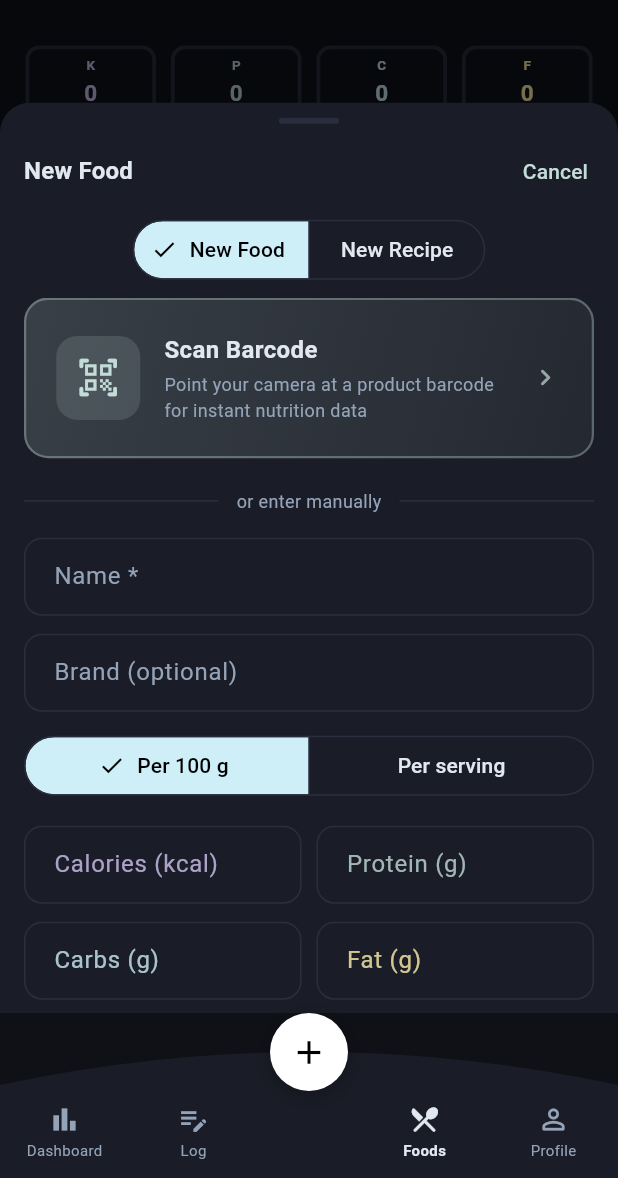
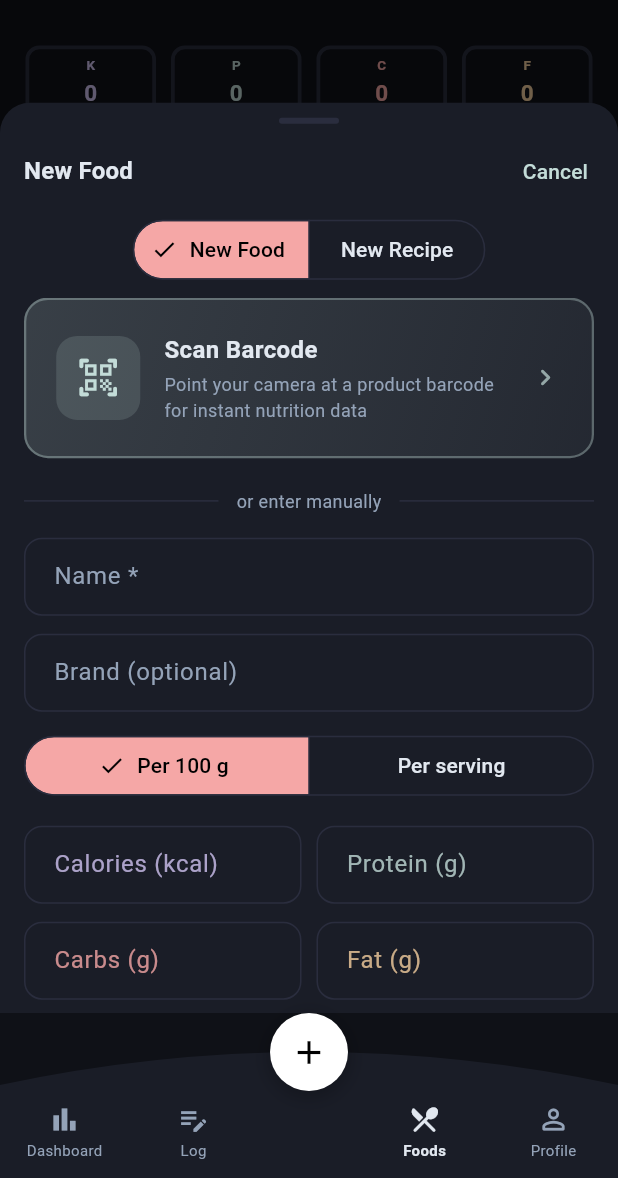
Before and after one commit to worldpeacemetta/WorldPeaceBuilder, a Flutter app: the FoodDbScreen screen opened by its route, after a tap on "New Food", on a phone screen of 412 x 824 dp, the part 58-1236 px from its top. Run offline on Flutter 3.47's test engine with Material 3 defaults, Android fonts, the phone set to English and light mode, and no system bars; our stand-ins replace fl_chart, flutter_riverpod, go_router, image_picker, shared_preferences, supabase_flutter; missing offline and left inert: mobile_scanner; accounts and stored records are empty; network calls fail.

Commit message:
fix(mobile): update carbs and fat palette colors
carbs: #CEEEF8 → #F5A7A6 (rose)
fat:   #FEF1AB → #F5CF9F (peach)

Static consts — same color in both light and dark mode.

https://claude.ai/code/session_01Fh3mjq5VUhPDJmziG8ZXP6

```diff
--- a/mobile/lib/theme.dart
+++ b/mobile/lib/theme.dart
@@ -6,8 +6,8 @@ class AppColors {
 
   static const kcal    = Color(0xFFD0C3F1); // lavender
   static const protein = Color(0xFFC3DCD8); // teal mist
-  static const carbs   = Color(0xFFCEEEF8); // sky
-  static const fat     = Color(0xFFFEF1AB); // butter
+  static const carbs   = Color(0xFFF5A7A6); // rose
+  static const fat     = Color(0xFFF5CF9F); // peach
 
   // Surface / background (dark mode constants — use AppColorScheme for theme-aware colours)
   static const bg      = Color(0xFF0F1117);
```
